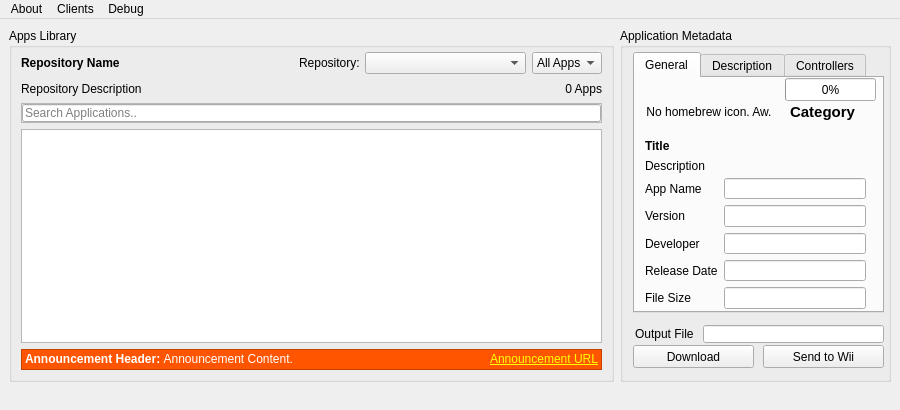
Above: gui/united.ui from dhtdht020/osc-dl before the change. Below: the same form after it.
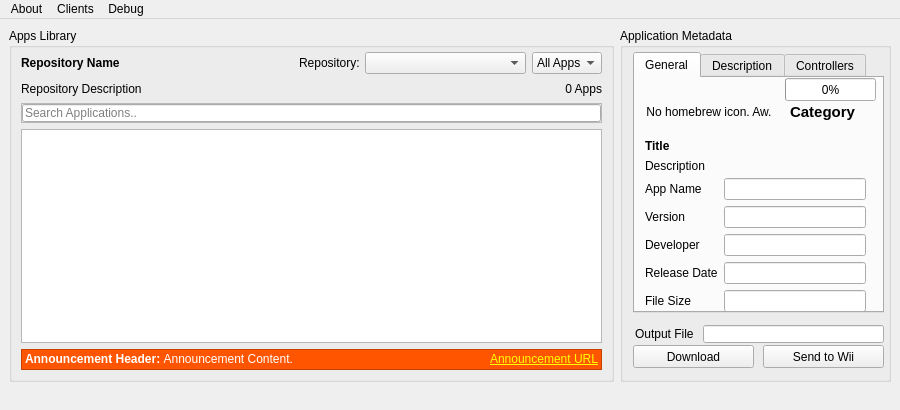
That is the form after the change.

Patch:
```diff
--- a/gui/united.ui
+++ b/gui/united.ui
@@ -25,6 +25,9 @@
   <property name="windowTitle">
    <string>Open Shop Channel Downloader - Library</string>
   </property>
+  <property name="styleSheet">
+   <string notr="true"/>
+  </property>
   <property name="dockOptions">
    <set>QMainWindow::AllowTabbedDocks|QMainWindow::AnimatedDocks</set>
   </property>
@@ -486,7 +489,7 @@
               <x>10</x>
               <y>100</y>
               <width>221</width>
-              <height>131</height>
+              <height>156</height>
              </rect>
             </property>
             <layout class="QFormLayout" name="MetaLayout">
```
Left out of the diff: 18 changed lines with no effect on the pictures.
